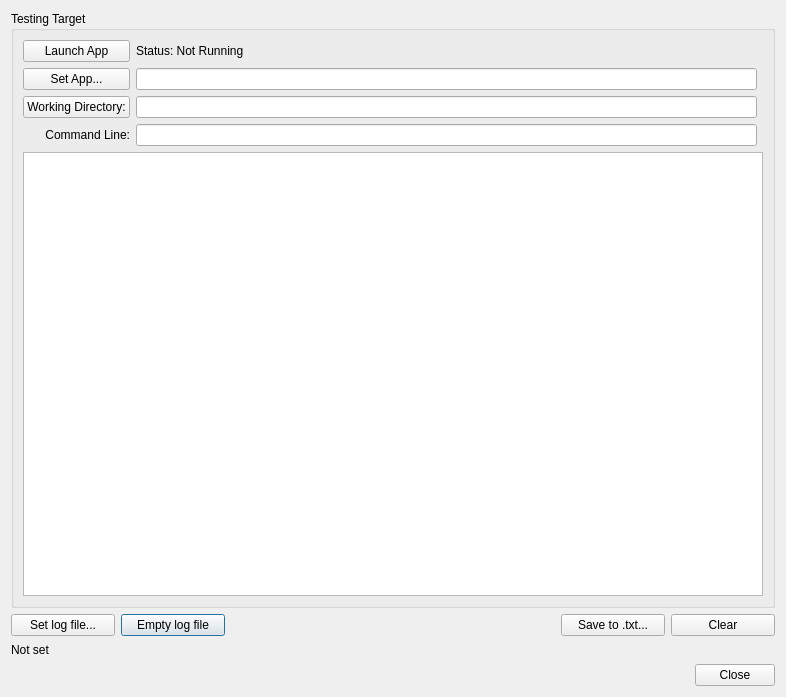
First picture: the form in vkconfig/dlglayeroutput.ui, repository LunarG/VulkanTools, before the edit.
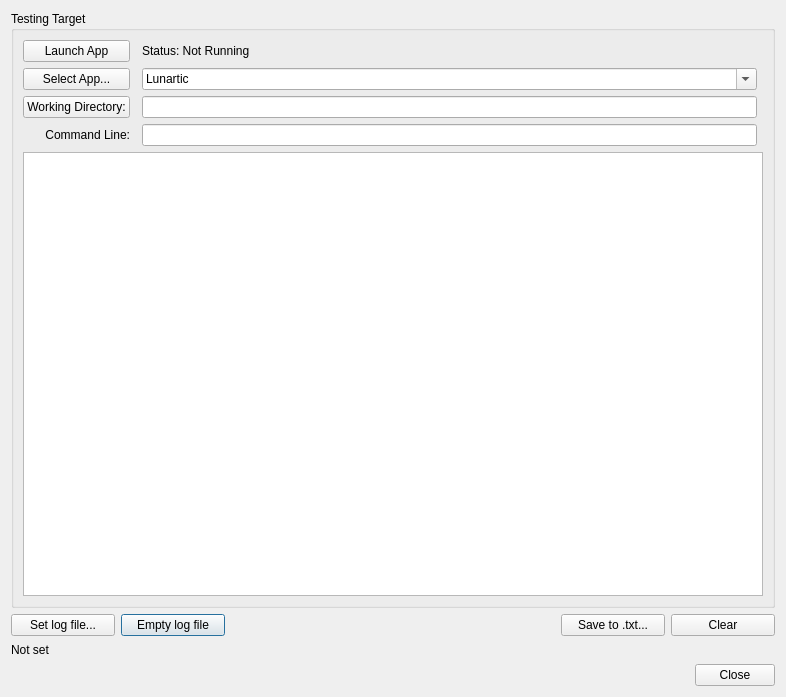
Second picture: the form after the edit.

What changed in the file:
```diff
--- a/vkconfig/dlglayeroutput.ui
+++ b/vkconfig/dlglayeroutput.ui
@@ -61,61 +61,17 @@
       <string>Testing Target</string>
      </property>
      <layout class="QGridLayout" name="gridLayout_2">
-      <item row="6" column="1" colspan="3">
+      <item row="6" column="1" colspan="4">
        <widget class="QTextBrowser" name="textBrowser">
         <property name="html">
          <string>&lt;!DOCTYPE HTML PUBLIC &quot;-//W3C//DTD HTML 4.0//EN&quot; &quot;http://www.w3.org/TR/REC-html40/strict.dtd&quot;&gt;
 &lt;html&gt;&lt;head&gt;&lt;meta name=&quot;qrichtext&quot; content=&quot;1&quot; /&gt;&lt;style type=&quot;text/css&quot;&gt;
 p, li { white-space: pre-wrap; }
-&lt;/style&gt;&lt;/head&gt;&lt;body style=&quot; font-family:'MS Shell Dlg 2'; font-size:8.25pt; font-weight:400; font-style:normal;&quot;&gt;
+&lt;/style&gt;&lt;/head&gt;&lt;body style=&quot; font-family:'MS Shell Dlg 2'; font-size:12pt; font-weight:400; font-style:normal;&quot;&gt;
 &lt;p style=&quot;-qt-paragraph-type:empty; margin-top:0px; margin-bottom:0px; margin-left:0px; margin-right:0px; -qt-block-indent:0; text-indent:0px; font-size:7.875pt;&quot;&gt;&lt;br /&gt;&lt;/p&gt;&lt;/body&gt;&lt;/html&gt;</string>
         </property>
        </widget>
       </item>
-      <item row="3" column="1">
-       <widget class="QPushButton" name="pushButtonSetApp">
-        <property name="maximumSize">
-         <size>
-          <width>150</width>
-          <height>16777215</height>
-         </size>
-        </property>
-        <property name="text">
-         <string>Set App...</string>
-        </property>
-       </widget>
-      </item>
-      <item row="0" column="2">
-       <widget class="QLabel" name="labelRunStatus">
-        <property name="text">
-         <string>Status: Not Running</string>
-        </property>
-       </widget>
-      </item>
-      <item row="3" column="2">
-       <widget class="QLineEdit" name="labelLaunchApp">
-        <property name="readOnly">
-         <bool>true</bool>
-        </property>
-       </widget>
-      </item>
-      <item row="5" column="2">
-       <widget class="QLineEdit" name="lineEditCmdLine"/>
-      </item>
-      <item row="4" column="1">
-       <widget class="QPushButton" name="pushButtonWorkingDir">
-        <property name="text">
-         <string>Working Directory:</string>
-        </property>
-       </widget>
-      </item>
-      <item row="4" column="2">
-       <widget class="QLineEdit" name="lineEditWorkingDirectory">
-        <property name="readOnly">
-         <bool>false</bool>
-        </property>
-       </widget>
-      </item>
       <item row="5" column="1">
        <widget class="QLabel" name="label">
         <property name="text">
@@ -139,6 +95,65 @@
         </property>
        </widget>
       </item>
+      <item row="5" column="3">
+       <widget class="QLineEdit" name="lineEditCmdLine"/>
+      </item>
+      <item row="0" column="3">
+       <widget class="QLabel" name="labelRunStatus">
+        <property name="text">
+         <string>Status: Not Running</string>
+        </property>
+       </widget>
+      </item>
+      <item row="4" column="1">
+       <widget class="QPushButton" name="pushButtonWorkingDir">
+        <property name="text">
+         <string>Working Directory:</string>
+        </property>
+       </widget>
+      </item>
+      <item row="4" column="3">
+       <widget class="QLineEdit" name="lineEditWorkingDirectory">
+        <property name="readOnly">
+         <bool>false</bool>
+        </property>
+       </widget>
+      </item>
+      <item row="3" column="1">
+       <widget class="QPushButton" name="pushButtonSetApp">
+        <property name="maximumSize">
+         <size>
+          <width>150</width>
+          <height>16777215</height>
+         </size>
+        </property>
+        <property name="text">
+         <string>Select App...</string>
+        </property>
+       </widget>
+      </item>
+      <item row="3" column="3">
+       <widget class="QComboBox" name="comboBoxApp">
+        <property name="editable">
+         <bool>true</bool>
+        </property>
+        <item>
+         <property name="text">
+          <string>Lunartic</string>
+         </property>
+        </item>
+        <item>
+         <property name="text">
+          <string>Doom</string>
+         </property>
+        </item>
+        <item>
+         <property name="text">
+          <string/>
+         </property>
+        </item>
+       </widget>
+      </item>
      </layout>
     </widget>
    </item>
```
Left out of the diff: 1 changed line with no effect on the pictures.
